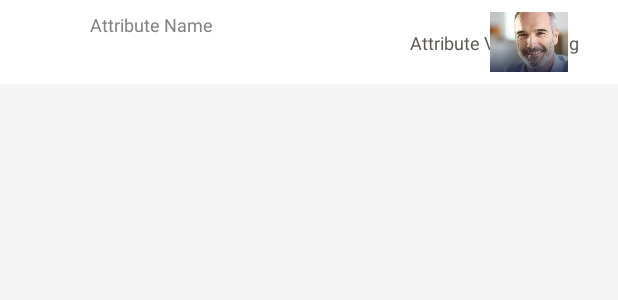
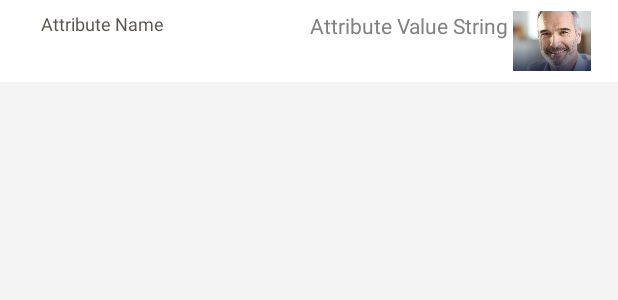
Before and after one commit to Luxoft/cordentity-poc-supply-chain, an Android app: the layout item_credential_attribute.xml on its own in the app's theme, with its tools: preview values and no code run, on a phone screen of 412 x 824 dp. Shown: the top 300 px of the screen. Run offline under Robolectric (Android 15) with nearby library versions, the phone set to English and light mode, and no system bars.

Commit message:
list aligment

```diff
--- a/SovrinAgentApp/app/src/main/res/layout/item_credential_attribute.xml
+++ b/SovrinAgentApp/app/src/main/res/layout/item_credential_attribute.xml
@@ -6,15 +6,27 @@
     android:layout_width="match_parent"
     android:layout_height="wrap_content"
     android:background="@color/white"
-    android:paddingStart="60dp"
-    android:paddingEnd="25dp"
-    android:paddingTop="8dp"
-    android:paddingBottom="8dp">
+    android:paddingStart="10dp"
+    android:paddingEnd="10dp"
+    android:paddingTop="7dp"
+    android:paddingBottom="7dp">
+
+    <View
+        android:id="@+id/middle"
+        android:layout_width="1dp"
+        android:layout_height="1dp"
+        android:background="@android:color/transparent"
+        app:layout_constraintStart_toStartOf="parent"
+        app:layout_constraintEnd_toEndOf="parent"
+        app:layout_constraintTop_toTopOf="parent"
+    />
 
     <TextView
         android:id="@+id/name"
         style="@style/Text"
-        android:textColor="@color/gray_light"
+        android:textColor="@color/gray_dark"
+        android:textSize="12dp"
+        android:layout_marginStart="17dp"
         app:layout_constraintStart_toStartOf="parent"
         app:layout_constraintTop_toTopOf="parent"
         tools:text="Attribute Name" />
@@ -22,11 +34,10 @@
     <TextView
         android:id="@+id/textValue"
         style="@style/Text"
-        android:textColor="@color/gray_dark"
-        android:textSize="@dimen/text_medium"
-        app:layout_constraintEnd_toEndOf="parent"
+        android:textColor="@color/gray_light"
+        android:textSize="14dp"
+        app:layout_constraintStart_toEndOf="@id/middle"
         app:layout_constraintTop_toTopOf="parent"
-        app:layout_constraintBottom_toBottomOf="parent"
         tools:text="Attribute Value String" />
 
     <ImageView
```
